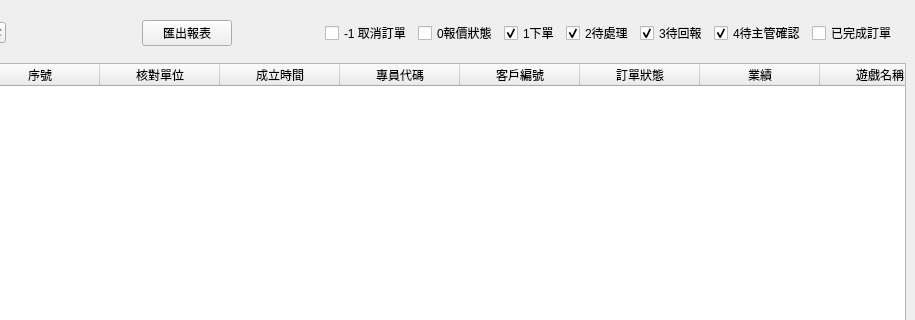
roger0816/Adb, file src/AdbClient/StageOrder/LayerDayReport.ui: the form before one commit; both pictures show x 150 to 1065 and y 0 to 320 of the 1065 by 505 pixel window.
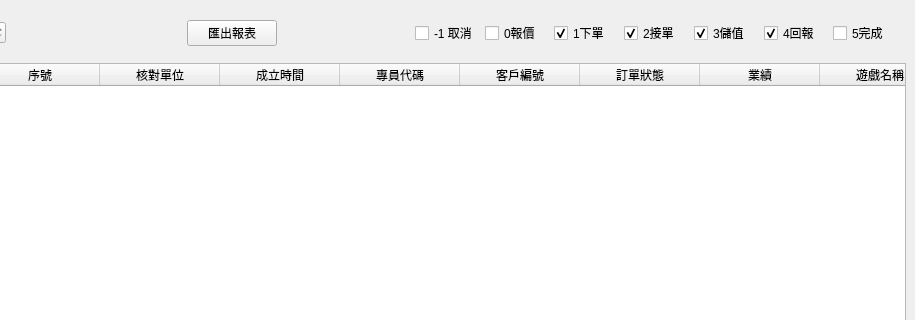
The form after the commit.

```diff
--- a/src/AdbClient/StageOrder/LayerDayReport.ui
+++ b/src/AdbClient/StageOrder/LayerDayReport.ui
@@ -261,7 +261,7 @@
             <item>
              <widget class="QCheckBox" name="cbStep0_1">
               <property name="text">
-               <string>-1 取消訂單</string>
+               <string>-1 取消</string>
               </property>
               <property name="checked">
                <bool>false</bool>
@@ -271,7 +271,7 @@
             <item>
              <widget class="QCheckBox" name="cbStep0">
               <property name="text">
-               <string>0報價狀態</string>
+               <string>0報價</string>
               </property>
               <property name="checked">
                <bool>false</bool>
@@ -291,7 +291,7 @@
             <item>
              <widget class="QCheckBox" name="cbStep2">
               <property name="text">
-               <string>2待處理</string>
+               <string>2接單</string>
               </property>
               <property name="checked">
                <bool>true</bool>
@@ -301,7 +301,7 @@
             <item>
              <widget class="QCheckBox" name="cbStep3">
               <property name="text">
-               <string>3待回報</string>
+               <string>3儲值</string>
               </property>
               <property name="checked">
                <bool>true</bool>
@@ -311,7 +311,7 @@
             <item>
              <widget class="QCheckBox" name="cbStep4">
               <property name="text">
-               <string>4待主管確認</string>
+               <string>4回報</string>
               </property>
               <property name="checked">
                <bool>true</bool>
@@ -321,7 +321,7 @@
             <item>
              <widget class="QCheckBox" name="cbStep5">
               <property name="text">
-               <string>已完成訂單</string>
+               <string>5完成</string>
               </property>
               <property name="checked">
                <bool>false</bool>
```
